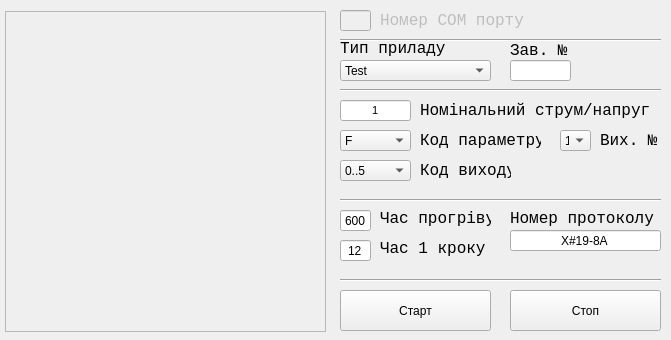
Qt form gui.ui (ExOmRa/AMSof-Meatest-M133) before a commit.
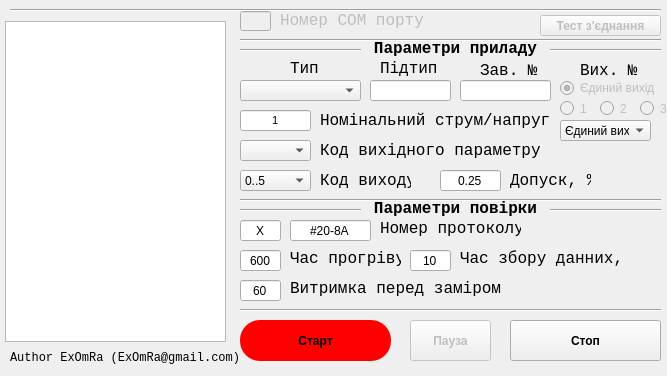
The same form after that commit.

What changed in the file:
```diff
--- a/gui.ui
+++ b/gui.ui
@@ -6,8 +6,8 @@
    <rect>
     <x>0</x>
     <y>0</y>
-    <width>671</width>
-    <height>340</height>
+    <width>667</width>
+    <height>376</height>
    </rect>
   </property>
   <property name="windowTitle">
@@ -16,34 +16,69 @@
   <widget class="QPushButton" name="startButton">
    <property name="geometry">
     <rect>
-     <x>340</x>
-     <y>290</y>
+     <x>240</x>
+     <y>320</y>
      <width>151</width>
      <height>41</height>
     </rect>
    </property>
+   <property name="font">
+    <font>
+     <weight>75</weight>
+     <bold>true</bold>
+     <stylestrategy>PreferAntialias</stylestrategy>
+    </font>
+   </property>
+   <property name="cursor">
+    <cursorShape>PointingHandCursor</cursorShape>
+   </property>
+   <property name="styleSheet">
+    <string notr="true">background-color: #f00; border-radius:20px;
+</string>
+   </property>
    <property name="text">
     <string>Старт</string>
    </property>
+   <property name="default">
+    <bool>false</bool>
+   </property>
+   <property name="flat">
+    <bool>false</bool>
+   </property>
   </widget>
   <widget class="QPushButton" name="stopButton">
    <property name="geometry">
     <rect>
      <x>510</x>
-     <y>290</y>
+     <y>320</y>
      <width>151</width>
      <height>41</height>
     </rect>
    </property>
+   <property name="font">
+    <font>
+     <weight>75</weight>
+     <bold>true</bold>
+    </font>
+   </property>
+   <property name="cursor">
+    <cursorShape>PointingHandCursor</cursorShape>
+   </property>
    <property name="text">
     <string>Стоп</string>
    </property>
+   <property name="default">
+    <bool>false</bool>
+   </property>
+   <property name="flat">
+    <bool>false</bool>
+   </property>
   </widget>
   <widget class="QLineEdit" name="targetVar">
    <property name="geometry">
     <rect>
-     <x>340</x>
-     <y>100</y>
+     <x>240</x>
+     <y>110</y>
      <width>71</width>
      <height>21</height>
     </rect>
@@ -67,13 +102,13 @@
   </widget>
   <widget class="QTextBrowser" name="outBox">
    <property name="enabled">
-    <bool>false</bool>
+    <bool>true</bool>
    </property>
    <property name="geometry">
     <rect>
      <x>5</x>
-     <y>11</y>
-     <width>321</width>
+     <y>21</y>
+     <width>221</width>
      <height>321</height>
     </rect>
    </property>
@@ -88,18 +123,18 @@
   <widget class="QComboBox" name="targetType">
    <property name="geometry">
     <rect>
-     <x>340</x>
-     <y>60</y>
-     <width>151</width>
+     <x>240</x>
+     <y>80</y>
+     <width>121</width>
      <height>21</height>
     </rect>
    </property>
    <property name="currentText">
-    <string>Test</string>
+    <string/>
    </property>
    <item>
     <property name="text">
-     <string>Test</string>
+     <string/>
     </property>
    </item>
    <item>
@@ -158,25 +193,12 @@
     </property>
    </item>
   </widget>
-  <widget class="Line" name="line">
-   <property name="geometry">
-    <rect>
-     <x>340</x>
-     <y>30</y>
-     <width>321</width>
-     <height>20</height>
-    </rect>
-   </property>
-   <property name="orientation">
-    <enum>Qt::Horizontal</enum>
-   </property>
-  </widget>
   <widget class="QLabel" name="label">
    <property name="geometry">
     <rect>
-     <x>340</x>
-     <y>40</y>
-     <width>151</width>
+     <x>290</x>
+     <y>60</y>
+     <width>31</width>
      <height>16</height>
     </rect>
    </property>
@@ -189,14 +211,14 @@
     </font>
    </property>
    <property name="text">
-    <string>Тип приладу</string>
+    <string>Тип</string>
    </property>
   </widget>
   <widget class="QLabel" name="label_2">
    <property name="geometry">
     <rect>
-     <x>420</x>
-     <y>100</y>
+     <x>320</x>
+     <y>110</y>
      <width>231</width>
      <height>21</height>
     </rect>
@@ -216,14 +238,14 @@
   <widget class="QLineEdit" name="protNumber">
    <property name="geometry">
     <rect>
-     <x>510</x>
-     <y>230</y>
-     <width>151</width>
+     <x>290</x>
+     <y>220</y>
+     <width>81</width>
      <height>21</height>
     </rect>
    </property>
    <property name="text">
-    <string>X#19-8A</string>
+    <string>#20-8A</string>
    </property>
    <property name="alignment">
     <set>Qt::AlignCenter</set>
@@ -232,9 +254,9 @@
   <widget class="QLabel" name="label_3">
    <property name="geometry">
     <rect>
-     <x>510</x>
-     <y>210</y>
-     <width>151</width>
+     <x>380</x>
+     <y>220</y>
+     <width>141</width>
      <height>16</height>
     </rect>
    </property>
@@ -256,10 +278,10 @@
    </property>
    <property name="geometry">
     <rect>
-     <x>340</x>
-     <y>10</y>
+     <x>240</x>
+     <y>11</y>
      <width>31</width>
-     <height>21</height>
+     <height>20</height>
     </rect>
    </property>
    <property name="font">
@@ -285,7 +307,7 @@
    </property>
    <property name="geometry">
     <rect>
-     <x>380</x>
+     <x>280</x>
      <y>10</y>
      <width>161</width>
      <height>21</height>
@@ -306,9 +328,9 @@
   <widget class="Line" name="line_2">
    <property name="geometry">
     <rect>
-     <x>340</x>
-     <y>190</y>
-     <width>321</width>
+     <x>240</x>
+     <y>200</y>
+     <width>121</width>
      <height>20</height>
     </rect>
    </property>
@@ -319,22 +341,9 @@
   <widget class="Line" name="line_3">
    <property name="geometry">
     <rect>
-     <x>340</x>
-     <y>270</y>
-     <width>321</width>
-     <height>20</height>
-    </rect>
-   </property>
-   <property name="orientation">
-    <enum>Qt::Horizontal</enum>
-   </property>
-  </widget>
-  <widget class="Line" name="line_4">
-   <property name="geometry">
-    <rect>
-     <x>340</x>
-     <y>80</y>
-     <width>321</width>
+     <x>240</x>
+     <y>300</y>
+     <width>421</width>
      <height>20</height>
     </rect>
    </property>
@@ -345,8 +354,8 @@
   <widget class="QLabel" name="label_5">
    <property name="geometry">
     <rect>
-     <x>380</x>
-     <y>210</y>
+     <x>290</x>
+     <y>250</y>
      <width>111</width>
      <height>16</height>
     </rect>
@@ -366,9 +375,9 @@
   <widget class="QLabel" name="label_6">
    <property name="geometry">
     <rect>
-     <x>380</x>
-     <y>240</y>
-     <width>111</width>
+     <x>290</x>
+     <y>280</y>
+     <width>211</width>
      <height>16</height>
     </rect>
    </property>
@@ -381,15 +390,15 @@
     </font>
    </property>
    <property name="text">
-    <string>Час 1 кроку</string>
+    <string>Витримка перед заміром</string>
    </property>
   </widget>
   <widget class="QLineEdit" name="warmupTime">
    <property name="geometry">
     <rect>
-     <x>340</x>
-     <y>210</y>
-     <width>31</width>
+     <x>240</x>
+     <y>250</y>
+     <width>41</width>
      <height>21</height>
     </rect>
    </property>
@@ -403,14 +412,14 @@
   <widget class="QLineEdit" name="oneStepTime">
    <property name="geometry">
     <rect>
-     <x>340</x>
-     <y>240</y>
-     <width>31</width>
+     <x>240</x>
+     <y>280</y>
+     <width>41</width>
      <height>21</height>
     </rect>
    </property>
    <property name="text">
-    <string>12</string>
+    <string>60</string>
    </property>
    <property name="alignment">
     <set>Qt::AlignCenter</set>
@@ -419,9 +428,9 @@
   <widget class="QLineEdit" name="targetNumber">
    <property name="geometry">
     <rect>
-     <x>510</x>
-     <y>60</y>
-     <width>61</width>
+     <x>460</x>
+     <y>80</y>
+     <width>91</width>
      <height>21</height>
     </rect>
    </property>
@@ -445,8 +454,8 @@
   <widget class="QLabel" name="label_8">
    <property name="geometry">
     <rect>
-     <x>510</x>
-     <y>40</y>
+     <x>480</x>
+     <y>60</y>
      <width>61</width>
      <height>21</height>
     </rect>
@@ -466,8 +475,8 @@
   <widget class="QComboBox" name="targetExCode">
    <property name="geometry">
     <rect>
-     <x>340</x>
-     <y>160</y>
+     <x>240</x>
+     <y>170</y>
      <width>71</width>
      <height>21</height>
     </rect>
@@ -489,8 +498,8 @@
   <widget class="QLabel" name="label_9">
    <property name="geometry">
     <rect>
-     <x>420</x>
-     <y>160</y>
+     <x>320</x>
+     <y>170</y>
      <width>91</width>
      <height>21</height>
     </rect>
@@ -510,8 +519,8 @@
   <widget class="QComboBox" name="targetExParam">
    <property name="geometry">
     <rect>
-     <x>340</x>
-     <y>130</y>
+     <x>240</x>
+     <y>140</y>
      <width>71</width>
      <height>21</height>
     </rect>
@@ -520,8 +529,13 @@
     <enum>Qt::LeftToRight</enum>
    </property>
    <property name="currentText">
-    <string>F</string>
+    <string/>
    </property>
+   <item>
+    <property name="text">
+     <string/>
+    </property>
+   </item>
    <item>
     <property name="text">
      <string>F</string>
@@ -551,9 +565,9 @@
   <widget class="QLabel" name="label_10">
    <property name="geometry">
     <rect>
-     <x>420</x>
-     <y>130</y>
-     <width>121</width>
+     <x>320</x>
+     <y>140</y>
+     <width>221</width>
      <height>21</height>
     </rect>
    </property>
@@ -566,14 +580,14 @@
     </font>
    </property>
    <property name="text">
-    <string>Код параметру</string>
+    <string>Код вихідного параметру</string>
    </property>
   </widget>
   <widget class="QLabel" name="label_11">
    <property name="geometry">
     <rect>
-     <x>600</x>
-     <y>130</y>
+     <x>580</x>
+     <y>60</y>
      <width>61</width>
      <height>21</height>
     </rect>
@@ -590,18 +604,457 @@
     <string>Вих. №</string>
    </property>
   </widget>
-  <widget class="QComboBox" name="targetExNumber">
+  <widget class="QLineEdit" name="protNumber_1">
    <property name="geometry">
     <rect>
+     <x>240</x>
+     <y>220</y>
+     <width>41</width>
+     <height>21</height>
+    </rect>
+   </property>
+   <property name="text">
+    <string>X</string>
+   </property>
+   <property name="alignment">
+    <set>Qt::AlignCenter</set>
+   </property>
+  </widget>
+  <widget class="QLabel" name="Author">
+   <property name="geometry">
+    <rect>
+     <x>10</x>
+     <y>350</y>
+     <width>501</width>
+     <height>16</height>
+    </rect>
+   </property>
+   <property name="font">
+    <font>
+     <family>Consolas</family>
+     <pointsize>9</pointsize>
+     <weight>50</weight>
+     <bold>false</bold>
+    </font>
+   </property>
+   <property name="text">
+    <string>Author ExOmRa (ExOmRa@gmail.com)</string>
+   </property>
+  </widget>
+  <widget class="Line" name="line_5">
+   <property name="geometry">
+    <rect>
+     <x>550</x>
+     <y>200</y>
+     <width>111</width>
+     <height>20</height>
+    </rect>
+   </property>
+   <property name="orientation">
+    <enum>Qt::Horizontal</enum>
+   </property>
+  </widget>
+  <widget class="QLabel" name="label_7">
+   <property name="geometry">
+    <rect>
+     <x>360</x>
+     <y>200</y>
+     <width>191</width>
+     <height>16</height>
+    </rect>
+   </property>
+   <property name="font">
+    <font>
+     <family>Consolas</family>
+     <pointsize>12</pointsize>
+     <weight>75</weight>
+     <bold>true</bold>
+    </font>
+   </property>
+   <property name="text">
+    <string>Параметри повірки</string>
+   </property>
+   <property name="alignment">
+    <set>Qt::AlignCenter</set>
+   </property>
+  </widget>
+  <widget class="QLabel" name="label_12">
+   <property name="geometry">
+    <rect>
+     <x>380</x>
+     <y>60</y>
+     <width>71</width>
+     <height>16</height>
+    </rect>
+   </property>
+   <property name="font">
+    <font>
+     <family>Consolas</family>
+     <pointsize>12</pointsize>
+     <weight>50</weight>
+     <bold>false</bold>
+    </font>
+   </property>
+   <property name="text">
+    <string>Підтип</string>
+   </property>
+  </widget>
+  <widget class="QLineEdit" name="targetType_Sub">
+   <property name="geometry">
+    <rect>
+     <x>370</x>
+     <y>80</y>
+     <width>81</width>
+     <height>21</height>
+    </rect>
+   </property>
+   <property name="font">
+    <font>
+     <pointsize>8</pointsize>
+     <weight>50</weight>
+     <bold>false</bold>
+    </font>
+   </property>
+   <property name="autoFillBackground">
+    <bool>false</bool>
+   </property>
+   <property name="inputMethodHints">
+    <set>Qt::ImhNone</set>
+   </property>
+   <property name="text">
+    <string/>
+   </property>
+   <property name="alignment">
+    <set>Qt::AlignCenter</set>
+   </property>
+  </widget>
+  <widget class="Line" name="line_4">
+   <property name="geometry">
+    <rect>
+     <x>240</x>
+     <y>40</y>
+     <width>121</width>
+     <height>20</height>
+    </rect>
+   </property>
+   <property name="orientation">
+    <enum>Qt::Horizontal</enum>
+   </property>
+  </widget>
+  <widget class="Line" name="line_6">
+   <property name="geometry">
+    <rect>
+     <x>550</x>
+     <y>40</y>
+     <width>111</width>
+     <height>20</height>
+    </rect>
+   </property>
+   <property name="orientation">
+    <enum>Qt::Horizontal</enum>
+   </property>
+  </widget>
+  <widget class="QLabel" name="label_13">
+   <property name="geometry">
+    <rect>
+     <x>360</x>
+     <y>40</y>
+     <width>191</width>
+     <height>16</height>
+    </rect>
+   </property>
+   <property name="font">
+    <font>
+     <family>Consolas</family>
+     <pointsize>12</pointsize>
+     <weight>75</weight>
+     <bold>true</bold>
+    </font>
+   </property>
+   <property name="text">
+    <string>Параметри приладу</string>
+   </property>
+   <property name="alignment">
+    <set>Qt::AlignCenter</set>
+   </property>
+  </widget>
+  <widget class="QRadioButton" name="targetExitNumber_1">
+   <property name="enabled">
+    <bool>false</bool>
+   </property>
+   <property name="geometry">
+    <rect>
      <x>560</x>
-     <y>130</y>
+     <y>80</y>
+     <width>101</width>
+     <height>16</height>
+    </rect>
+   </property>
+   <property name="text">
+    <string>Єдиний вихід</string>
+   </property>
+   <property name="checked">
+    <bool>true</bool>
+   </property>
+   <property name="autoExclusive">
+    <bool>true</bool>
+   </property>
+   <attribute name="buttonGroup">
+    <string notr="true">targetExitNumber_NONE</string>
+   </attribute>
+  </widget>
+  <widget class="QRadioButton" name="targetExitNumber_4">
+   <property name="enabled">
+    <bool>false</bool>
+   </property>
+   <property name="geometry">
+    <rect>
+     <x>560</x>
+     <y>100</y>
      <width>31</width>
-     <height>21</height>
+     <height>17</height>
     </rect>
    </property>
-   <property name="currentText">
+   <property name="text">
     <string>1</string>
    </property>
+   <property name="autoExclusive">
+    <bool>true</bool>
+   </property>
+   <attribute name="buttonGroup">
+    <string notr="true">targetExitNumber_NONE</string>
+   </attribute>
+  </widget>
+  <widget class="QRadioButton" name="targetExitNumber_2">
+   <property name="enabled">
+    <bool>false</bool>
+   </property>
+   <property name="geometry">
+    <rect>
+     <x>600</x>
+     <y>100</y>
+     <width>31</width>
+     <height>17</height>
+    </rect>
+   </property>
+   <property name="text">
+    <string>2</string>
+   </property>
+   <attribute name="buttonGroup">
+    <string notr="true">targetExitNumber_NONE</string>
+   </attribute>
+  </widget>
+  <widget class="QRadioButton" name="targetExitNumber_3">
+   <property name="enabled">
+    <bool>false</bool>
+   </property>
+   <property name="geometry">
+    <rect>
+     <x>640</x>
+     <y>100</y>
+     <width>31</width>
+     <height>17</height>
+    </rect>
+   </property>
+   <property name="text">
+    <string>3</string>
+   </property>
+   <attribute name="buttonGroup">
+    <string notr="true">targetExitNumber_NONE</string>
+   </attribute>
+  </widget>
+  <widget class="QPushButton" name="testButton">
+   <property name="enabled">
+    <bool>false</bool>
+   </property>
+   <property name="geometry">
+    <rect>
+     <x>540</x>
+     <y>15</y>
+     <width>121</width>
+     <height>21</height>
+    </rect>
+   </property>
+   <property name="font">
+    <font>
+     <weight>75</weight>
+     <bold>true</bold>
+    </font>
+   </property>
+   <property name="cursor">
+    <cursorShape>PointingHandCursor</cursorShape>
+   </property>
+   <property name="text">
+    <string>Тест з'єднання</string>
+   </property>
+   <property name="default">
+    <bool>false</bool>
+   </property>
+   <property name="flat">
+    <bool>false</bool>
+   </property>
+  </widget>
+  <widget class="QLineEdit" name="measureTime">
+   <property name="geometry">
+    <rect>
+     <x>410</x>
+     <y>250</y>
+     <width>41</width>
+     <height>21</height>
+    </rect>
+   </property>
+   <property name="text">
+    <string>10</string>
+   </property>
+   <property name="alignment">
+    <set>Qt::AlignCenter</set>
+   </property>
+  </widget>
+  <widget class="QLabel" name="label_14">
+   <property name="geometry">
+    <rect>
+     <x>460</x>
+     <y>250</y>
+     <width>171</width>
+     <height>16</height>
+    </rect>
+   </property>
+   <property name="font">
+    <font>
+     <family>Consolas</family>
+     <pointsize>12</pointsize>
+     <weight>50</weight>
+     <bold>false</bold>
+    </font>
+   </property>
+   <property name="text">
+    <string>Час збору данних, с</string>
+   </property>
+  </widget>
+  <widget class="QPushButton" name="pauseButton">
+   <property name="enabled">
+    <bool>false</bool>
+   </property>
+   <property name="geometry">
+    <rect>
+     <x>410</x>
+     <y>320</y>
+     <width>81</width>
+     <height>41</height>
+    </rect>
+   </property>
+   <property name="font">
+    <font>
+     <weight>75</weight>
+     <bold>true</bold>
+    </font>
+   </property>
+   <property name="cursor">
+    <cursorShape>PointingHandCursor</cursorShape>
+   </property>
+   <property name="text">
+    <string>Пауза</string>
+   </property>
+   <property name="default">
+    <bool>false</bool>
+   </property>
+   <property name="flat">
+    <bool>false</bool>
+   </property>
+  </widget>
+  <widget class="Line" name="line_7">
+   <property name="geometry">
+    <rect>
+     <x>240</x>
+     <y>190</y>
+     <width>421</width>
+     <height>20</height>
+    </rect>
+   </property>
+   <property name="orientation">
+    <enum>Qt::Horizontal</enum>
+   </property>
+  </widget>
+  <widget class="Line" name="line_8">
+   <property name="geometry">
+    <rect>
+     <x>240</x>
+     <y>30</y>
+     <width>421</width>
+     <height>20</height>
+    </rect>
+   </property>
+   <property name="orientation">
+    <enum>Qt::Horizontal</enum>
+   </property>
+  </widget>
+  <widget class="Line" name="line_9">
+   <property name="geometry">
+    <rect>
+     <x>10</x>
+     <y>0</y>
+     <width>651</width>
+     <height>20</height>
+    </rect>
+   </property>
+   <property name="orientation">
+    <enum>Qt::Horizontal</enum>
+   </property>
+  </widget>
+  <widget class="QLineEdit" name="targetAccuracy">
+   <property name="geometry">
+    <rect>
+     <x>440</x>
+     <y>170</y>
+     <width>61</width>
+     <height>21</height>
+    </rect>
+   </property>
+   <property name="text">
+    <string>0.25</string>
+   </property>
+   <property name="alignment">
+    <set>Qt::AlignCenter</set>
+   </property>
+  </widget>
+  <widget class="QLabel" name="label_16">
+   <property name="geometry">
+    <rect>
+     <x>510</x>
+     <y>170</y>
+     <width>81</width>
+     <height>20</height>
+    </rect>
+   </property>
+   <property name="font">
+    <font>
+     <family>Consolas</family>
+     <pointsize>12</pointsize>
+     <weight>50</weight>
+     <bold>false</bold>
+    </font>
+   </property>
+   <property name="text">
+    <string>Допуск, %</string>
+   </property>
+  </widget>
+  <widget class="QComboBox" name="targetExitNumber">
+   <property name="geometry">
+    <rect>
+     <x>560</x>
+     <y>120</y>
+     <width>91</width>
+     <height>21</height>
+    </rect>
+   </property>
+   <property name="currentText">
+    <string>Єдиний вихід</string>
+   </property>
+   <item>
+    <property name="text">
+     <string>Єдиний вихід</string>
+    </property>
+   </item>
    <item>
     <property name="text">
      <string>1</string>
```
Left out of the diff: 26 changed lines with no effect on the pictures.
